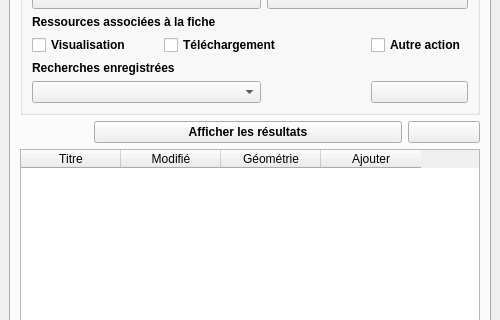
The window that isogeo_dockwidget_base.ui (isogeo/isogeo-plugin-qgis) describes before a commit, drawn with Qt 5; both pictures show x 0 to 500 and y 305 to 625 of the 500 by 866 pixel window.
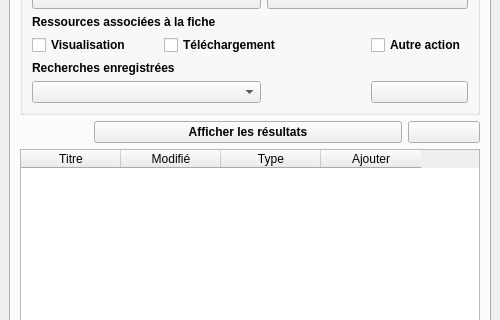
The same window after the commit. Icons and pictures are not drawn. Custom widgets are drawn as their Qt base class.

Commit message: Geometry type now displayed by icons. Fix #20. Fixed information missing during the whole metadata sheet consultation. Fix#34.

```diff
--- a/isogeo_dockwidget_base.ui
+++ b/isogeo_dockwidget_base.ui
@@ -372,7 +372,7 @@
           </column>
           <column>
            <property name="text">
-            <string>Géométrie</string>
+            <string>Type</string>
            </property>
           </column>
           <column>
```
Left out of the diff: 8 changed lines with no effect on the pictures. The commit also changes 14 other files.
